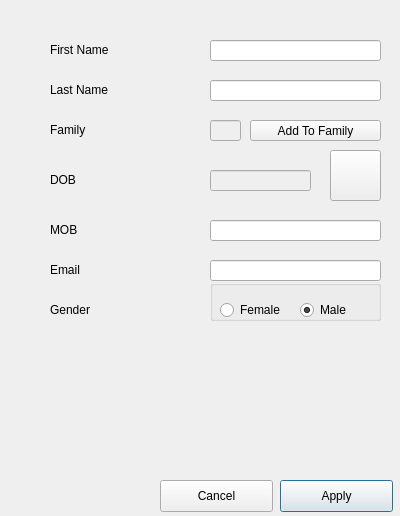
Old version of the form addplayerdiag.ui in the repository stefanmarjanovic/Comp.
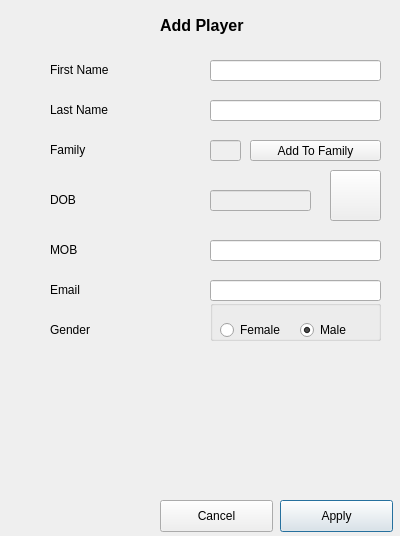
New version of the form. Icons and pictures are not drawn.

Commit message:
Add Labels and Competition interface
Add titles on dialogue boxes
Add Competition interface

The edit to the form file:
```diff
--- a/addplayerdiag.ui
+++ b/addplayerdiag.ui
@@ -7,7 +7,7 @@
     <x>0</x>
     <y>0</y>
     <width>400</width>
-    <height>516</height>
+    <height>536</height>
    </rect>
   </property>
   <property name="windowTitle">
@@ -17,7 +17,7 @@
    <property name="geometry">
     <rect>
      <x>50</x>
-     <y>40</y>
+     <y>60</y>
      <width>121</width>
      <height>20</height>
     </rect>
@@ -30,7 +30,7 @@
    <property name="geometry">
     <rect>
      <x>50</x>
-     <y>80</y>
+     <y>100</y>
      <width>121</width>
      <height>20</height>
     </rect>
@@ -43,7 +43,7 @@
    <property name="geometry">
     <rect>
      <x>50</x>
-     <y>170</y>
+     <y>190</y>
      <width>121</width>
      <height>20</height>
     </rect>
@@ -56,7 +56,7 @@
    <property name="geometry">
     <rect>
      <x>50</x>
-     <y>220</y>
+     <y>240</y>
      <width>121</width>
      <height>20</height>
     </rect>
@@ -69,7 +69,7 @@
    <property name="geometry">
     <rect>
      <x>50</x>
-     <y>260</y>
+     <y>280</y>
      <width>121</width>
      <height>20</height>
     </rect>
@@ -82,7 +82,7 @@
    <property name="geometry">
     <rect>
      <x>50</x>
-     <y>300</y>
+     <y>320</y>
      <width>121</width>
      <height>20</height>
     </rect>
@@ -95,7 +95,7 @@
    <property name="geometry">
     <rect>
      <x>210</x>
-     <y>280</y>
+     <y>300</y>
      <width>171</width>
      <height>41</height>
     </rect>
@@ -143,7 +143,7 @@
    <property name="geometry">
     <rect>
      <x>280</x>
-     <y>480</y>
+     <y>500</y>
      <width>113</width>
      <height>32</height>
     </rect>
@@ -168,7 +168,7 @@
    <property name="geometry">
     <rect>
      <x>160</x>
-     <y>480</y>
+     <y>500</y>
      <width>113</width>
      <height>32</height>
     </rect>
@@ -181,7 +181,7 @@
    <property name="geometry">
     <rect>
      <x>210</x>
-     <y>40</y>
+     <y>60</y>
      <width>171</width>
      <height>21</height>
     </rect>
@@ -191,7 +191,7 @@
    <property name="geometry">
     <rect>
      <x>210</x>
-     <y>80</y>
+     <y>100</y>
      <width>171</width>
      <height>21</height>
     </rect>
@@ -204,7 +204,7 @@
    <property name="geometry">
     <rect>
      <x>210</x>
-     <y>170</y>
+     <y>190</y>
      <width>101</width>
      <height>21</height>
     </rect>
@@ -217,7 +217,7 @@
    <property name="geometry">
     <rect>
      <x>210</x>
-     <y>220</y>
+     <y>240</y>
      <width>171</width>
      <height>21</height>
     </rect>
@@ -227,7 +227,7 @@
    <property name="geometry">
     <rect>
      <x>210</x>
-     <y>260</y>
+     <y>280</y>
      <width>171</width>
      <height>21</height>
     </rect>
@@ -237,7 +237,7 @@
    <property name="geometry">
     <rect>
      <x>330</x>
-     <y>150</y>
+     <y>170</y>
      <width>51</width>
      <height>51</height>
     </rect>
@@ -253,7 +253,7 @@
    <property name="geometry">
     <rect>
      <x>50</x>
-     <y>120</y>
+     <y>140</y>
      <width>121</width>
      <height>20</height>
     </rect>
@@ -266,7 +266,7 @@
    <property name="geometry">
     <rect>
      <x>250</x>
-     <y>120</y>
+     <y>140</y>
      <width>131</width>
      <height>21</height>
     </rect>
@@ -282,7 +282,7 @@
    <property name="geometry">
     <rect>
      <x>210</x>
-     <y>120</y>
+     <y>140</y>
      <width>31</width>
      <height>21</height>
     </rect>
@@ -291,6 +291,26 @@
     <bool>false</bool>
    </property>
   </widget>
+  <widget class="QLabel" name="label_8">
+   <property name="geometry">
+    <rect>
+     <x>160</x>
+     <y>10</y>
+     <width>111</width>
+     <height>31</height>
+    </rect>
+   </property>
+   <property name="font">
+    <font>
+     <pointsize>12</pointsize>
+     <weight>75</weight>
+     <bold>true</bold>
+    </font>
+   </property>
+   <property name="text">
+    <string>Add Player</string>
+   </property>
+  </widget>
  </widget>
  <tabstops>
   <tabstop>fName</tabstop>
```
The commit also changes 15 other files.
